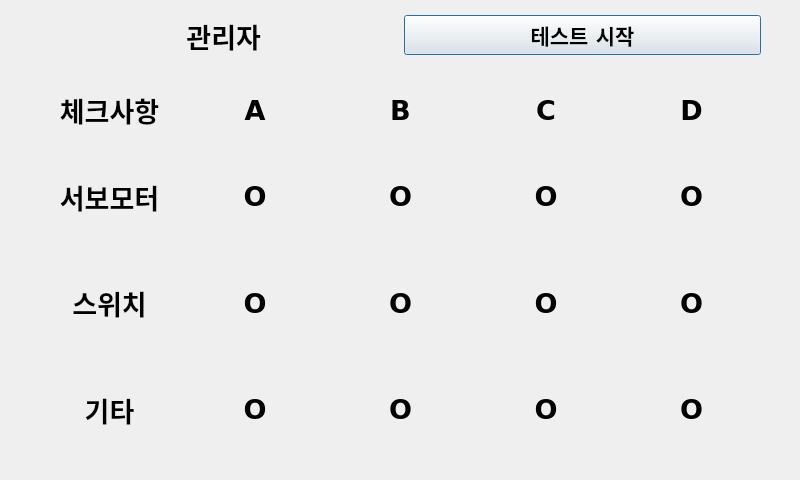
Old version of the form smart_factory/admin.ui in the repository seunggi-baek/test_pyqt5.
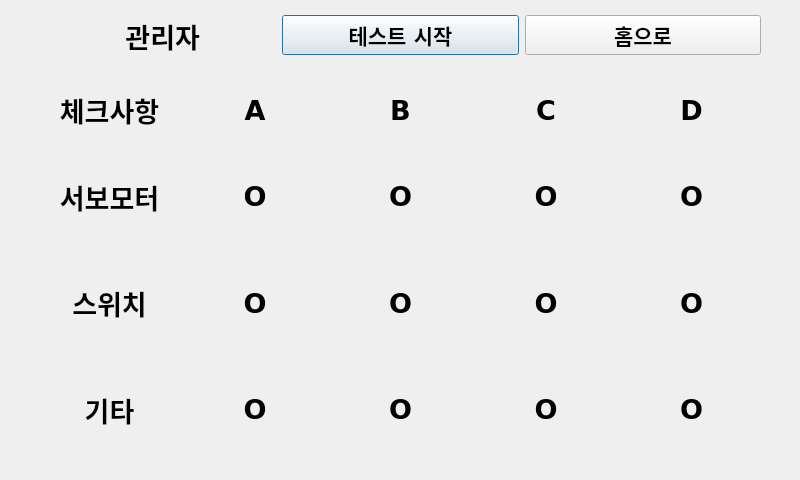
New version of the form.

Diff of the .ui file:
```diff
--- a/smart_factory/admin.ui
+++ b/smart_factory/admin.ui
@@ -68,6 +68,21 @@
       </property>
      </widget>
     </item>
+    <item>
+     <widget class="QPushButton" name="btnHome">
+      <property name="font">
+       <font>
+        <family>Verdana</family>
+        <pointsize>16</pointsize>
+        <weight>75</weight>
+        <bold>true</bold>
+       </font>
+      </property>
+      <property name="text">
+       <string>홈으로</string>
+      </property>
+     </widget>
+    </item>
    </layout>
   </widget>
   <widget class="QWidget" name="gridLayoutWidget">
```
Left out of the diff: 2 changed lines with no effect on the pictures.
